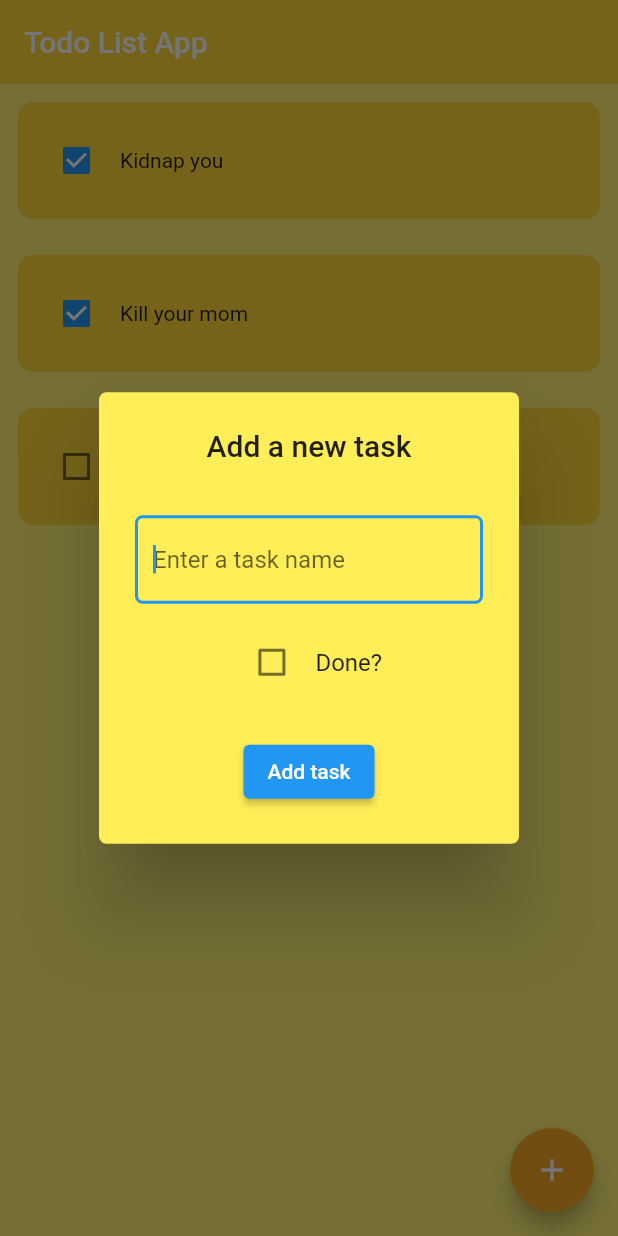
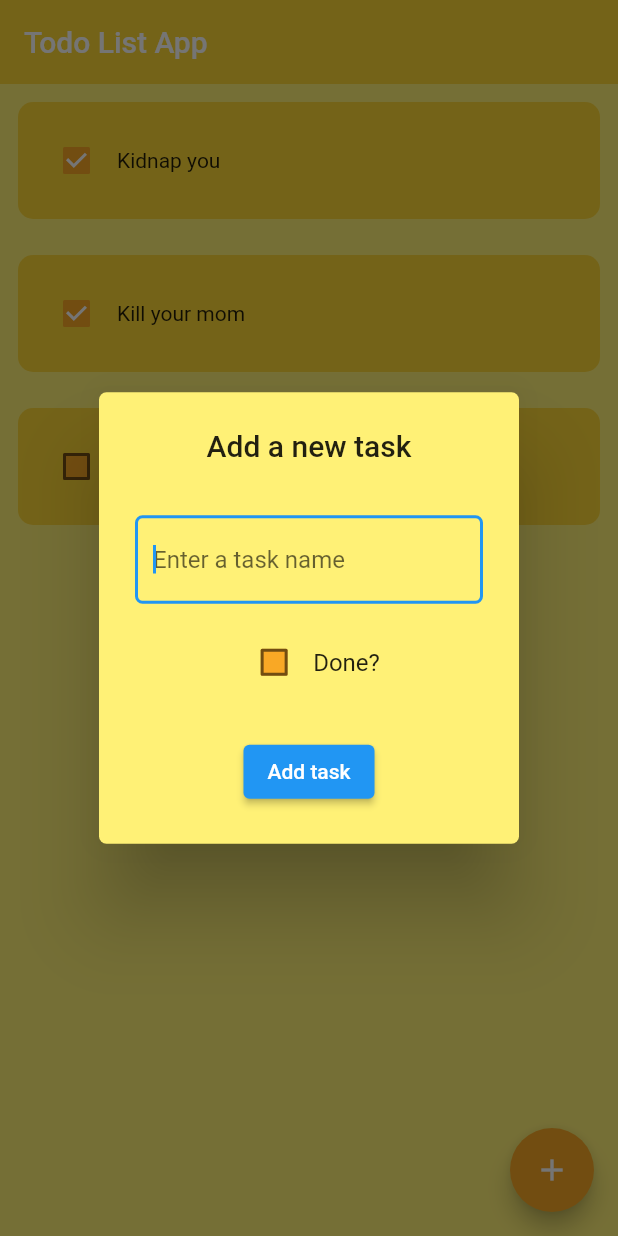
Before and after one commit to mohsenemx/todo, a Flutter app: the screen it shows after launch, after a tap on the "add" icon, on a phone screen of 412 x 824 dp. Run offline on Flutter 3.47's test engine with Material 2 defaults, Android fonts, the phone set to English and light mode, and no system bars; our stand-ins replace hive_flutter; accounts and stored records are empty.

```diff
--- a/lib/main.dart
+++ b/lib/main.dart
@@ -1,10 +1,23 @@
-// ignore_for_file: prefer_const_constructors
+// ignore_for_file: prefer_const_constructors, prefer_typing_uninitialized_variables
 
 import 'package:flutter/material.dart';
+import 'package:hive_flutter/hive_flutter.dart';
+
 import 'package:todo/mainScreen.dart';
 import 'package:todo/utils.dart';
 
-void main() {
+var box;
+Future<void> initStorage() async {
+  box = await Hive.openBox('todo_storage');
+  // ar wtf = Hive.box('todo_storage');
+  box.put('test', 'success');
+}
+
+void main() async {
+  WidgetsFlutterBinding.ensureInitialized();
+
+  await Hive.initFlutter();
+  await initStorage();
   runApp(const MyApp());
 }
 
@@ -17,10 +30,7 @@ class MyApp extends StatelessWidget {
       theme: ThemeData(
         primaryColor: Colors.yellow[800],
         splashColor: Colors.yellow[600],
-        inputDecorationTheme: InputDecorationTheme(
-          fillColor: Colors.yellow[800],
-          focusColor: Colors.yellow,
-        ),
+        primaryColorLight: Colors.yellow[800],
       ),
       debugShowCheckedModeBanner: false,
       home: HomePage(),
--- a/lib/mainScreen.dart
+++ b/lib/mainScreen.dart
@@ -1,7 +1,7 @@
 // ignore_for_file: file_names, avoid_unnecessary_containers, prefer_const_literals_to_create_immutables, prefer_const_constructors, avoid_print, prefer_const_constructors_in_immutables, prefer_typing_uninitialized_variables, must_be_immutable
 
 import 'package:flutter/material.dart';
-
+import 'main.dart';
 // Global variables
 
 List toDoList = [
@@ -9,6 +9,16 @@ List toDoList = [
   ['Kill your mom', true],
   ['Kill your father', false]
 ];
+void setStorage() {
+  box.put('storage', toDoList);
+}
+
+void loadStorage() {
+  if (box.get('storage') == null) {
+  } else {
+    toDoList = box.get('storage');
+  }
+}
 
 class HomeScreen extends StatefulWidget {
   const HomeScreen({super.key});
@@ -26,6 +36,7 @@ class _HomeScreenState extends State<HomeScreen> {
 
   @override
   Widget build(BuildContext context) {
+    loadStorage();
     return Container(
         child: ListView.builder(
       itemCount: toDoList.length,
@@ -73,9 +84,11 @@ class TaskItem extends StatelessWidget {
                 Checkbox(
                   value: isTaskDone,
                   onChanged: onChanged,
+                  fillColor: MaterialStateColor.resolveWith(
+                      (states) => Colors.yellow[800]!),
                 ),
                 SizedBox(
-                  width: 5,
+                  width: 3,
                 ),
                 Text(taskName),
               ],
--- a/lib/utils.dart
+++ b/lib/utils.dart
@@ -10,7 +10,7 @@ void showAddTaskPopUp(BuildContext context) {
     context: context,
     builder: (context) {
       return AlertDialog(
-        backgroundColor: Colors.yellow[400],
+        backgroundColor: Colors.yellow[300],
         scrollable: false,
         shape: RoundedRectangleBorder(
           borderRadius: BorderRadius.circular(5),
@@ -31,6 +31,8 @@ void showAddTaskPopUp(BuildContext context) {
                     autofocus: true,
                     decoration: InputDecoration(
                       hintText: 'Enter a task name',
+                      fillColor: MaterialStateColor.resolveWith(
+                          (states) => Colors.red),
                       border: OutlineInputBorder(
                         borderRadius: BorderRadius.circular(5),
                         gapPadding: 5,
@@ -95,9 +97,11 @@ class _TaskDoneState extends State<TaskDone> {
                 isTaskDone = value ?? false;
               });
             },
+            fillColor:
+                MaterialStateColor.resolveWith((states) => Colors.yellow[800]!),
           ),
           SizedBox(
-            width: 5,
+            width: 2,
           ),
           Text('Done?'),
         ],
@@ -112,5 +116,6 @@ void newTaskisAdded() {
 
   taskName1.text = '';
   isTaskDone = false;
+  setStorage();
   print(toDoList);
 }
--- a/pubspec.yaml
+++ b/pubspec.yaml
@@ -35,6 +35,9 @@ dependencies:
   # The following adds the Cupertino Icons font to your application.
   # Use with the CupertinoIcons class for iOS style icons.
   cupertino_icons: ^1.0.2
+  shared_preferences: ^2.2.0
+  hive: ^2.2.3
+  hive_flutter: ^1.1.0
 
 dev_dependencies:
   flutter_test:
```
Also changed, not shown: pubspec.lock, 1 other file.
